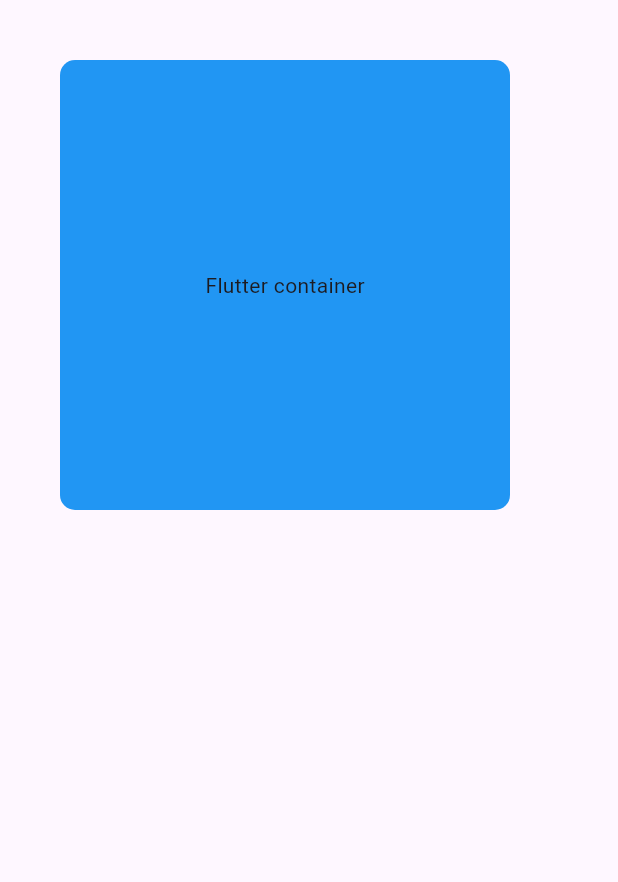
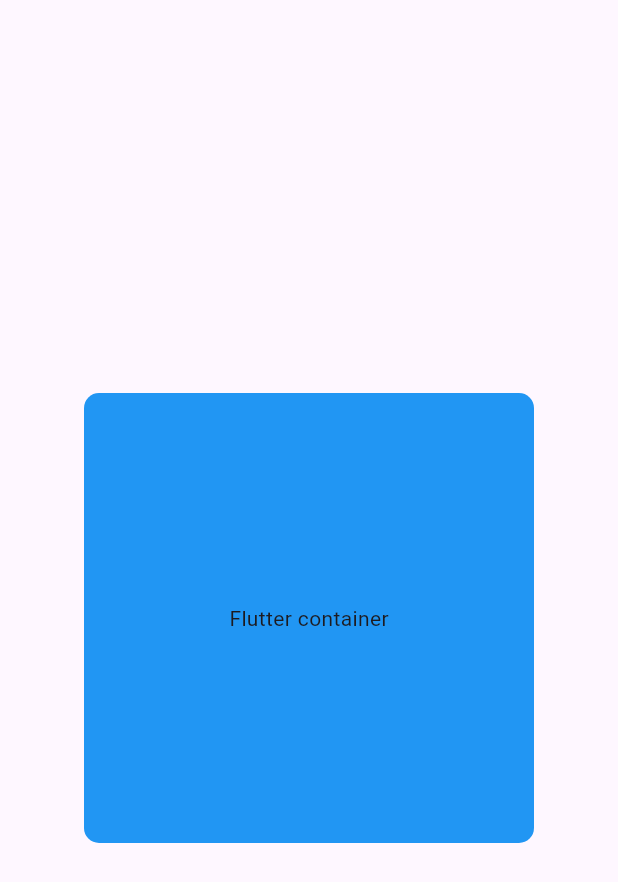
Before and after one commit to ADWx2001/flutter-app-practice, a Flutter app: the screen it shows after launch, on a phone screen of 412 x 824 dp. Shown: the top 882 px of the screen. Run offline on Flutter 3.47's test engine with Material 3 defaults, Android fonts, the phone set to English and light mode, and no system bars.

Commit message:
"Refactored Container widget to be a direct child of Center widget, removed margin and added boxShadow property."

```diff
--- a/layout_practice/lib/main.dart
+++ b/layout_practice/lib/main.dart
@@ -13,12 +13,13 @@ class MyApp extends StatelessWidget {
       title: 'Flutter Demo',
       home: SafeArea(
         child: Scaffold(
-          body: Container(
+          body: Center(
+            child: Container(
               width: 300,
               height: 300,
-            margin: EdgeInsets.all(40),
               decoration: BoxDecoration(
                 borderRadius: BorderRadius.circular(10),
+                boxShadow: List.empty(growable: true),
                 color: Colors.blue,
               ),
               child: const Center(
@@ -27,6 +28,7 @@ class MyApp extends StatelessWidget {
             ),
           ),
         ),
+      ),
     );
   }
 }
```
Lines whose indentation alone changed are shown as unchanged.
